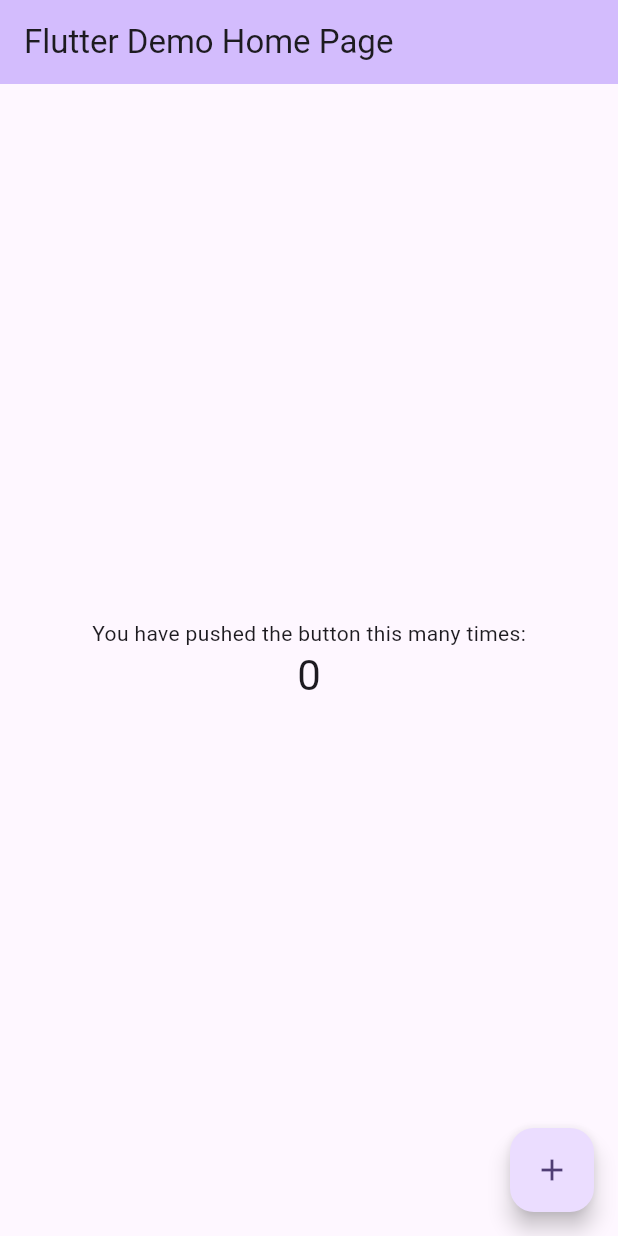
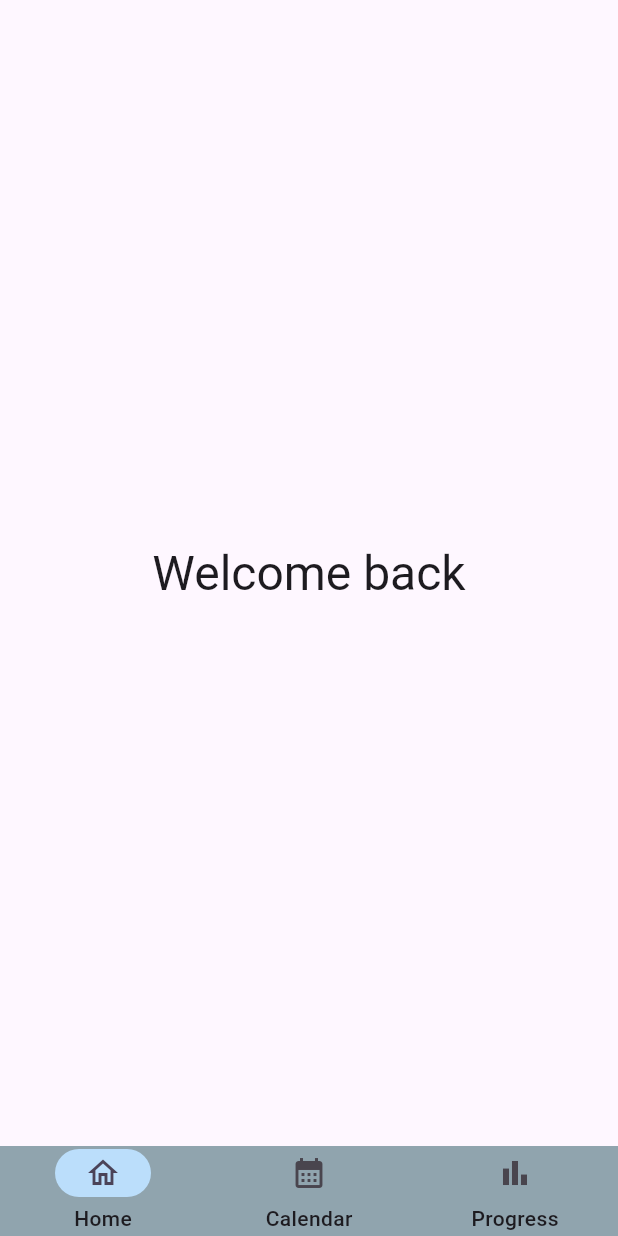
Before and after one commit to ConsLau/good_plan_lite, a Flutter app: the screen it shows after launch, on a phone screen of 412 x 824 dp. Run offline on Flutter 3.47's test engine with Material 2 defaults, Android fonts, the light colour scheme and no system bars; our stand-ins replace sqflite, table_calendar; accounts and stored records are empty.

Commit message:
basic implementation for calendar and database

```diff
--- /dev/null
+++ b/lib/homePage.dart
@@ -0,0 +1,20 @@
+import 'package:flutter/material.dart';
+
+class HomePage extends StatelessWidget {
+  const HomePage({Key? key}) : super(key: key);
+
+  @override
+  Widget build(BuildContext context) {
+    return Center(
+      child: Column(
+        mainAxisAlignment: MainAxisAlignment.center,
+        children: <Widget>[
+          Text(
+            'Welcome back',
+            style: Theme.of(context).textTheme.headlineLarge,
+          ),
+        ],
+      ),
+    );
+  }
+}
--- a/lib/main.dart
+++ b/lib/main.dart
@@ -1,33 +1,20 @@
 import 'package:flutter/material.dart';
+import 'package:good_plan_lite/calendarPage.dart';
+import 'package:good_plan_lite/progressPage.dart';
+import 'homePage.dart'; // Import your HomePage here
 
 void main() {
   runApp(const MyApp());
 }
 
 class MyApp extends StatelessWidget {
-  const MyApp({super.key});
+  const MyApp({Key? key}) : super(key: key);
 
-  // This widget is the root of your application.
   @override
   Widget build(BuildContext context) {
     return MaterialApp(
       title: 'Flutter Demo',
       theme: ThemeData(
-        // This is the theme of your application.
-        //
-        // TRY THIS: Try running your application with "flutter run". You'll see
-        // the application has a blue toolbar. Then, without quitting the app,
-        // try changing the seedColor in the colorScheme below to Colors.green
-        // and then invoke "hot reload" (save your changes or press the "hot
-        // reload" button in a Flutter-supported IDE, or press "r" if you used
-        // the command line to start the app).
-        //
-        // Notice that the counter didn't reset back to zero; the application
-        // state is not lost during the reload. To reset the state, use hot
-        // restart instead.
-        //
-        // This works for code too, not just values: Most code changes can be
-        // tested with just a hot reload.
         colorScheme: ColorScheme.fromSeed(seedColor: Colors.deepPurple),
         useMaterial3: true,
       ),
@@ -37,16 +24,7 @@
 }
 
 class MyHomePage extends StatefulWidget {
-  const MyHomePage({super.key, required this.title});
-
-  // This widget is the home page of your application. It is stateful, meaning
-  // that it has a State object (defined below) that contains fields that affect
-  // how it looks.
-
-  // This class is the configuration for the state. It holds the values (in this
-  // case the title) provided by the parent (in this case the App widget) and
-  // used by the build method of the State. Fields in a Widget subclass are
-  // always marked "final".
+  const MyHomePage({Key? key, required this.title}) : super(key: key);
 
   final String title;
 
@@ -55,71 +33,36 @@
 }
 
 class _MyHomePageState extends State<MyHomePage> {
-  int _counter = 0;
-
-  void _incrementCounter() {
-    setState(() {
-      // This call to setState tells the Flutter framework that something has
-      // changed in this State, which causes it to rerun the build method below
-      // so that the display can reflect the updated values. If we changed
-      // _counter without calling setState(), then the build method would not be
-      // called again, and so nothing would appear to happen.
-      _counter++;
-    });
-  }
+  int index = 0;
+  final screens = [
+    HomePage(),  // Replaced 'Home' text widget with HomePage widget
+    CalendarPage(),
+    ProgressPage()
+  ];
 
   @override
   Widget build(BuildContext context) {
-    // This method is rerun every time setState is called, for instance as done
-    // by the _incrementCounter method above.
-    //
-    // The Flutter framework has been optimized to make rerunning build methods
-    // fast, so that you can just rebuild anything that needs updating rather
-    // than having to individually change instances of widgets.
     return Scaffold(
-      appBar: AppBar(
-        // TRY THIS: Try changing the color here to a specific color (to
-        // Colors.amber, perhaps?) and trigger a hot reload to see the AppBar
-        // change color while the other colors stay the same.
-        backgroundColor: Theme.of(context).colorScheme.inversePrimary,
-        // Here we take the value from the MyHomePage object that was created by
-        // the App.build method, and use it to set our appbar title.
-        title: Text(widget.title),
-      ),
-      body: Center(
-        // Center is a layout widget. It takes a single child and positions it
-        // in the middle of the parent.
-        child: Column(
-          // Column is also a layout widget. It takes a list of children and
-          // arranges them vertically. By default, it sizes itself to fit its
-          // children horizontally, and tries to be as tall as its parent.
-          //
-          // Column has various properties to control how it sizes itself and
-          // how it positions its children. Here we use mainAxisAlignment to
-          // center the children vertically; the main axis here is the vertical
-          // axis because Columns are vertical (the cross axis would be
-          // horizontal).
-          //
-          // TRY THIS: Invoke "debug painting" (choose the "Toggle Debug Paint"
-          // action in the IDE, or press "p" in the console), to see the
-          // wireframe for each widget.
-          mainAxisAlignment: MainAxisAlignment.center,
-          children: <Widget>[
-            const Text(
-              'You have pushed the button this many times:',
-            ),
-            Text(
-              '$_counter',
-              style: Theme.of(context).textTheme.headlineMedium,
-            ),
+      body: screens[index],
+      bottomNavigationBar: NavigationBarTheme(
+        data: NavigationBarThemeData(
+          indicatorColor: Colors.blue.shade100,
+          labelTextStyle: MaterialStateProperty.all(
+            TextStyle(fontSize: 14, fontWeight: FontWeight.w500),
+          ),
+        ),
+        child: NavigationBar(
+          height: 60,
+          backgroundColor: Colors.blueGrey.shade300,
+          selectedIndex: index,
+          onDestinationSelected: (index) => setState(() => this.index = index),
+          destinations: [
+            NavigationDestination(icon: Icon(Icons.home_outlined), label: "Home"),
+            NavigationDestination(icon: Icon(Icons.calendar_month), label: "Calendar"),
+            NavigationDestination(icon: Icon(Icons.bar_chart), label: "Progress"),
           ],
         ),
       ),
-      floatingActionButton: FloatingActionButton(
-        onPressed: _incrementCounter,
-        tooltip: 'Increment',
-        child: const Icon(Icons.add),
-      ), // This trailing comma makes auto-formatting nicer for build methods.
     );
   }
 }
--- a/pubspec.yaml
+++ b/pubspec.yaml
@@ -30,11 +30,14 @@ environment:
 dependencies:
   flutter:
     sdk: flutter
+  sqflite: any
 
 
   # The following adds the Cupertino Icons font to your application.
   # Use with the CupertinoIcons class for iOS style icons.
   cupertino_icons: ^1.0.2
+  table_calendar: ^3.0.0
+  intl: ^0.17.0
 
 dev_dependencies:
   flutter_test:
```
Also changed, not shown: lib/calendarPage.dart (added, +114 -0 lines), lib/createTaskPage.dart (added, +122 -0 lines), lib/database/database_helper.dart (added, +90 -0 lines), lib/models/task.dart (added, +62 -0 lines), lib/models/task_category.dart (added, +33 -0 lines), lib/progressPage.dart (added, +20 -0 lines), pubspec.lock, 10 other files.
